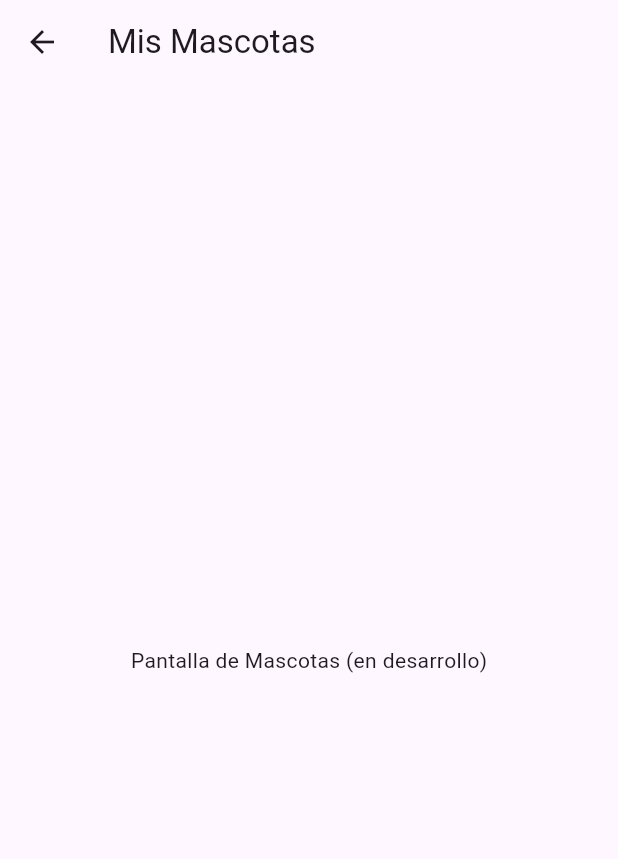
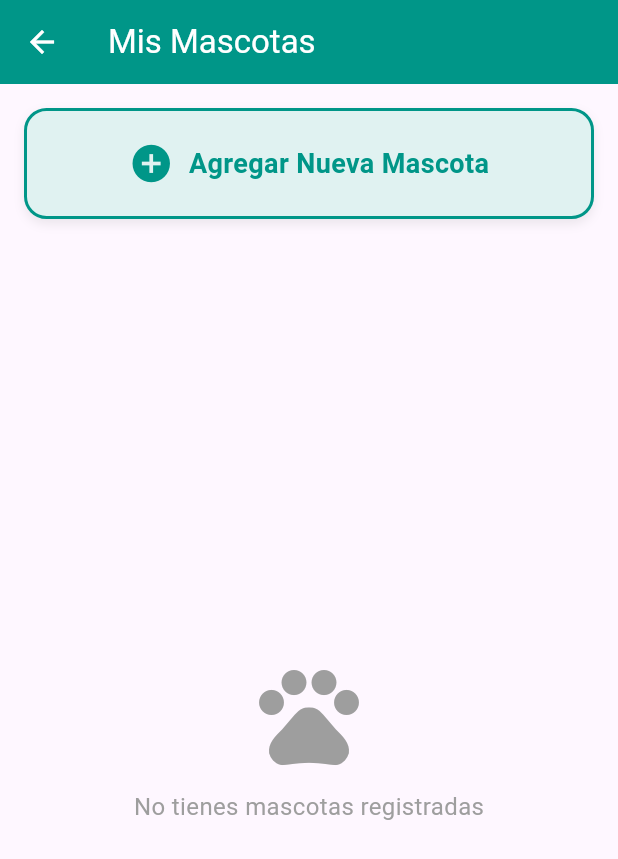
Before and after one commit to Pandowito/Mascota_Feliz, a Flutter app: the PetsScreen screen opened directly, on a phone screen of 412 x 824 dp. Shown: the top 859 px of the screen. Run offline on Flutter 3.47's test engine with Material 3 defaults, Android fonts, the phone set to English and light mode, and no system bars; our stand-ins replace firebase_auth, firebase_core, firebase_database; accounts and stored records are empty; network calls fail.

Commit message:
Cambios en los directorios de FireBase y adición base de pantalla de mascotas

```diff
--- a/lib/screens/pets_screen.dart
+++ b/lib/screens/pets_screen.dart
@@ -1,16 +1,162 @@
 import 'package:flutter/material.dart';
+import 'package:firebase_auth/firebase_auth.dart';
+import 'package:firebase_database/firebase_database.dart';
+import 'add_pet_screen.dart'; // Asegúrate de crear este archivo después
 
 class PetsScreen extends StatelessWidget {
   const PetsScreen({super.key});
 
   @override
   Widget build(BuildContext context) {
+    final User? user = FirebaseAuth.instance.currentUser;
+    // Referencia a la base de datos: nodo 'pets' ordenado por dueño
+    final Query petsQuery = FirebaseDatabase.instance
+        .ref('pets')
+        .orderByChild('owner')
+        .equalTo(user?.uid);
+
     return Scaffold(
       appBar: AppBar(
         title: const Text('Mis Mascotas'),
+        backgroundColor: Colors.teal,
+        foregroundColor: Colors.white,
       ),
-      body: const Center(
-        child: Text('Pantalla de Mascotas (en desarrollo)'),
+      body: Column(
+        children: [
+          // 1. EL BOTÓN HORIZONTAL PARA AGREGAR
+          Padding(
+            padding: const EdgeInsets.all(16.0),
+            child: InkWell(
+              onTap: () {
+                Navigator.push(
+                  context,
+                  MaterialPageRoute(builder: (context) => const AddPetScreen()),
+                );
+              },
+              child: Container(
+                width: double.infinity,
+                padding: const EdgeInsets.all(20),
+                decoration: BoxDecoration(
+                  color: Colors.teal.shade50,
+                  borderRadius: BorderRadius.circular(15),
+                  border: Border.all(color: Colors.teal, width: 2),
+                  boxShadow: [
+                    BoxShadow(
+                      color: Colors.grey.withOpacity(0.2),
+                      blurRadius: 5,
+                      offset: const Offset(0, 3),
+                    ),
+                  ],
+                ),
+                child: Row(
+                  mainAxisAlignment: MainAxisAlignment.center,
+                  children: const [
+                    Icon(Icons.add_circle, color: Colors.teal, size: 30),
+                    SizedBox(width: 10),
+                    Text(
+                      'Agregar Nueva Mascota',
+                      style: TextStyle(
+                        fontSize: 18,
+                        fontWeight: FontWeight.bold,
+                        color: Colors.teal,
+                      ),
+                    ),
+                  ],
+                ),
+              ),
+            ),
+          ),
+
+          // 2. LISTA DE MASCOTAS EXISTENTES
+          Expanded(
+            child: StreamBuilder<DatabaseEvent>(
+              stream: petsQuery.onValue,
+              builder: (context, snapshot) {
+                if (snapshot.connectionState == ConnectionState.waiting) {
+                  return const Center(child: CircularProgressIndicator());
+                }
+
+                if (!snapshot.hasData || snapshot.data!.snapshot.value == null) {
+                  return _buildEmptyState();
+                }
+
+                // Convertir el JSON de Firebase a una lista manejable
+                Map<dynamic, dynamic> petsMap = snapshot.data!.snapshot.value as Map<dynamic, dynamic>;
+                var petsList = petsMap.entries.toList();
+
+                return ListView.builder(
+                  padding: const EdgeInsets.symmetric(horizontal: 16),
+                  itemCount: petsList.length,
+                  itemBuilder: (context, index) {
+                    final petData = petsList[index].value;
+                    final petKey = petsList[index].key;
+
+                    return _buildPetCard(context, petData, petKey);
+                  },
+                );
+              },
+            ),
+          ),
+        ],
+      ),
+    );
+  }
+
+  // Tarjeta de diseño para cada mascota
+  Widget _buildPetCard(BuildContext context, Map petData, String petKey) {
+    bool isDog = petData['type'] == 'perro';
+
+    return Card(
+      margin: const EdgeInsets.only(bottom: 15),
+      elevation: 4,
+      shape: RoundedRectangleBorder(borderRadius: BorderRadius.circular(15)),
+      child: ListTile(
+        contentPadding: const EdgeInsets.all(15),
+        leading: CircleAvatar(
+          radius: 30,
+          backgroundColor: isDog ? Colors.blue.shade100 : Colors.orange.shade100,
+          child: Icon(
+            isDog ? Icons.pets : Icons.cruelty_free,
+            color: isDog ? Colors.blue : Colors.orange,
+            size: 30,
+          ),
+        ),
+        title: Text(
+          petData['name'] ?? 'Sin Nombre',
+          style: const TextStyle(fontWeight: FontWeight.bold, fontSize: 18),
+        ),
+        subtitle: Column(
+          crossAxisAlignment: CrossAxisAlignment.start,
+          children: [
+            const SizedBox(height: 5),
+            Text('${petData['breed'] ?? 'Mestizo'} • ${petData['ageGroup']}'),
+            Text('Comida sugerida: ${petData['dailyFoodTarget']}g/día',
+                style: TextStyle(color: Colors.teal.shade700, fontWeight: FontWeight.bold)),
+          ],
+        ),
+        trailing: IconButton(
+          icon: const Icon(Icons.delete_outline, color: Colors.red),
+          onPressed: () {
+            // Eliminar mascota
+            FirebaseDatabase.instance.ref('pets/$petKey').remove();
+          },
+        ),
+      ),
+    );
+  }
+
+  Widget _buildEmptyState() {
+    return Center(
+      child: Column(
+        mainAxisAlignment: MainAxisAlignment.center,
+        children: const [
+          Icon(Icons.pets, size: 80, color: Colors.grey),
+          SizedBox(height: 10),
+          Text(
+            'No tienes mascotas registradas',
+            style: TextStyle(color: Colors.grey, fontSize: 16),
+          ),
+        ],
       ),
     );
   }
```
Also changed, not shown: lib/screens/add_pet_screen.dart (added, +205 -0 lines), lib/screens/home_page.dart (+14 -6 lines), pubspec.lock, 1 other file.
